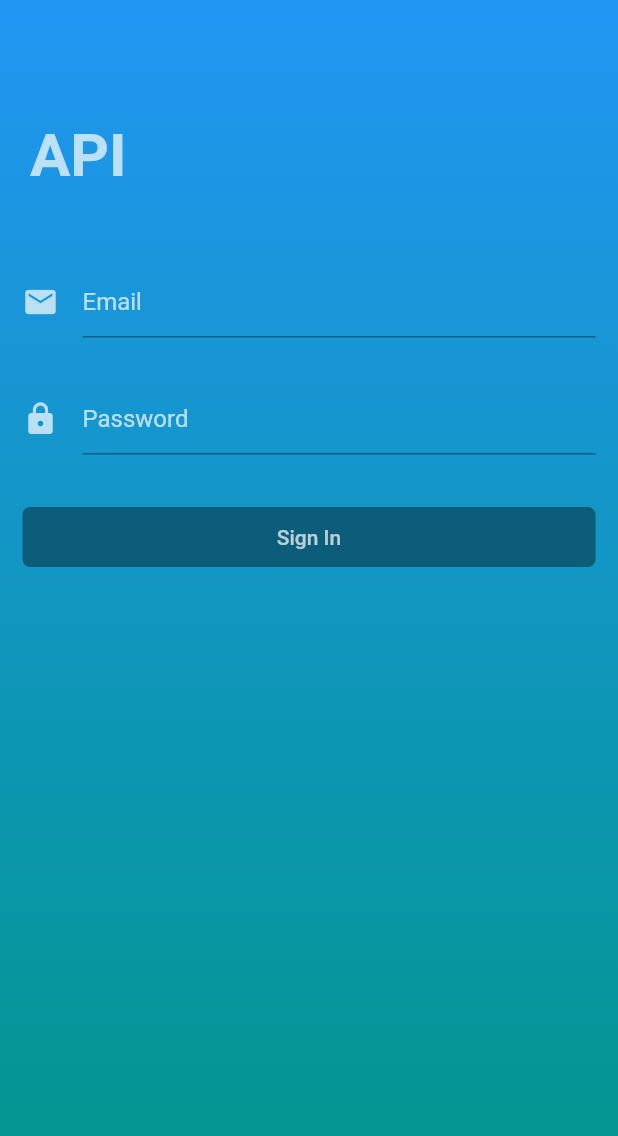
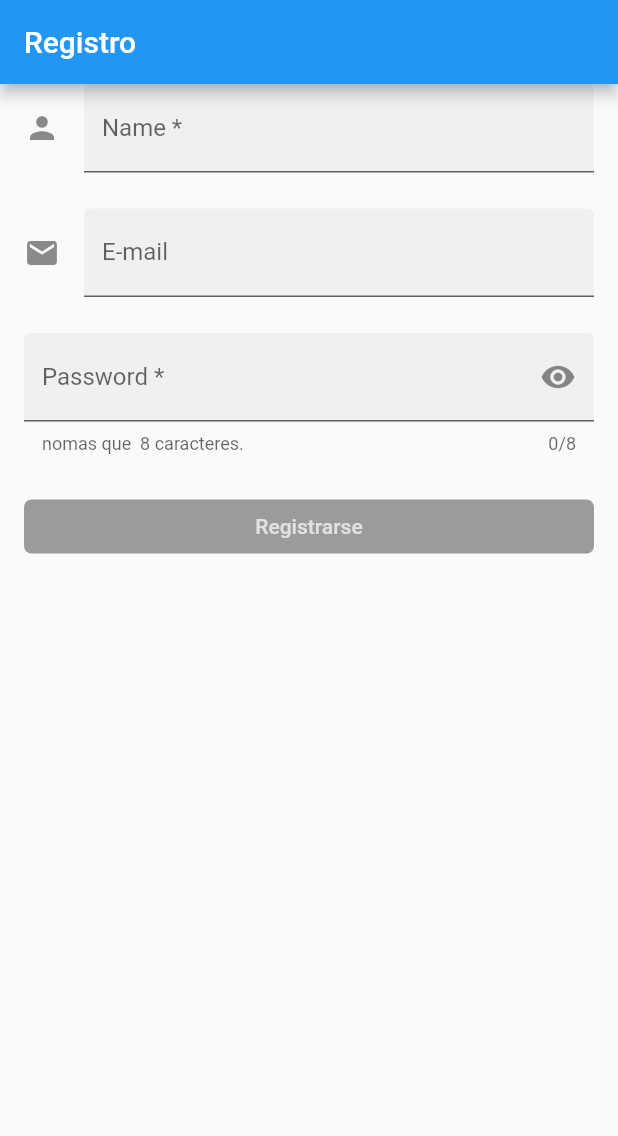
Before and after one commit to felixrp74/android-flutter, a Flutter app: the screen it shows after launch, on a phone screen of 412 x 824 dp. Shown: the top 1136 px of the screen. Run offline on Flutter 3.47's test engine with Material 2 defaults, Android fonts, the phone set to English and light mode, and no system bars; our stand-ins replace get, shared_preferences.

Commit message:
interfaz de registro usuario

```diff
--- a/lib/main.dart
+++ b/lib/main.dart
@@ -2,6 +2,7 @@ import 'package:android/controllers/http_service.dart';
 import 'package:android/pages/home_page.dart';
 import 'package:android/view/login.dart';
 import 'package:android/view/post_detail.dart';
+import 'package:android/view/register.dart';
 import 'package:flutter/material.dart';
 import 'package:get/route_manager.dart';
 import 'package:shared_preferences/shared_preferences.dart';
@@ -12,7 +13,8 @@ import 'models/post_model.dart';
 
 void main() {
   runApp(GetMaterialApp(
-    home: HomePage(),
+    // home: HomePage(),
+    home: Register(),
   ));
 }
 
--- a/lib/pages/home_page.dart
+++ b/lib/pages/home_page.dart
@@ -3,6 +3,7 @@
 import 'package:android/controllers/home_controller.dart';
 import 'package:android/pages/home_pages_widgets/home_list.dart';
 import 'package:android/view/login.dart';
+import 'package:android/view/register.dart';
 import 'package:flutter/material.dart';
 import 'package:get/get.dart';
 import 'package:shared_preferences/shared_preferences.dart';
@@ -57,6 +58,8 @@ class _HomePageState extends State<HomePage> {
           body: Center(
             child: Text("homa babosa"),
           )
+          // body: Register(),
+
         );
       },
 
--- /dev/null
+++ b/lib/view/register.dart
@@ -0,0 +1,223 @@
+
+import 'package:android/controllers/register_controller.dart';
+import 'package:flutter/material.dart';
+import 'package:get/get.dart';
+import 'package:flutter/services.dart';
+
+class Register extends StatefulWidget {
+ const Register({Key key}) : super(key: key);
+
+  @override
+  _RegisterState createState() => _RegisterState();
+}
+
+class _RegisterState extends State<Register> {
+final GlobalKey<FormFieldState<String>> _passwordFieldKey =
+      GlobalKey<FormFieldState<String>>();
+
+  String _name="";
+  String _email="";
+  String _password="";
+
+  final TextEditingController nameController = new TextEditingController();
+  final TextEditingController emailController = new TextEditingController();
+  final TextEditingController passwordController = new TextEditingController();
+
+  String _validateName(String value) {
+    if (value.isEmpty) return 'Nambre es requerido.';
+    final RegExp nameExp = RegExp(r'^[A-Za-z ]+$');
+    if (!nameExp.hasMatch(value)) {
+      return 'Por favor caracteres alfabeto.';
+    }
+    return null;
+  }
+
+  @override
+  Widget build(BuildContext context) {
+    return GetBuilder<RegisterController>(
+      init: RegisterController(),
+      builder: (_) {
+        return Scaffold(
+          appBar: AppBar( title: Text('Registro')),
+          body:
+                  Container(
+            child: SingleChildScrollView(
+              padding: const EdgeInsets.symmetric(horizontal: 16.0),
+              child: Column(
+                mainAxisAlignment: MainAxisAlignment.spaceEvenly,
+                crossAxisAlignment: CrossAxisAlignment.stretch,
+                children: <Widget>[
+                   // "name" form.
+                  TextFormField(
+                    controller: nameController,
+                    textCapitalization: TextCapitalization.words,
+                    decoration: const InputDecoration(
+                      border: UnderlineInputBorder(),
+                      filled: true,
+                      icon: Icon(Icons.person),
+                      hintText: 'Como te llamara la gente?',
+                      labelText: 'Name *',
+                    ),
+                    onSaved: (String value) {
+                      this._name = value;
+                      print('name=$_name');
+                    },
+                    validator: _validateName,
+                  ),
+                  const SizedBox(height: 24.0),
+                  // "Email" form.
+                  TextFormField(
+                    // mSecurityInputMethodService :
+                    controller: emailController,
+                    decoration: const InputDecoration(
+                      border: UnderlineInputBorder(),
+                      filled: true,
+                      icon: Icon(Icons.email),
+                      hintText: 'tu email',
+                      labelText: 'E-mail',
+                    ),
+                    keyboardType: TextInputType.emailAddress,
+                    onSaved: (String value) {
+                      this._email = value;
+                      print('email=$_email');
+                    },
+                  ),
+                  const SizedBox(height: 24.0),
+                  // "Password" form.
+                  PasswordField(
+                    // controller: passwordController,
+                    fieldKey: _passwordFieldKey,
+                    helperText: 'nomas que  8 caracteres.',
+                    labelText: 'Password *',
+                    onFieldSubmitted: (String value) {
+                      setState(() {
+                        this._password = value;
+                        // Update();
+                      });
+                    },
+                  ),
+                  const SizedBox(height: 24.0),
+                  RaisedButton(
+                    onPressed: nameController.text == "" || emailController.text == "" || this._password == "" ? null : () {
+                      _.registrar();
+                    },
+                    color: Colors.purple,
+                      child: Text("Registrarse", style: TextStyle(color: Colors.white70)),
+                      shape: RoundedRectangleBorder(borderRadius: BorderRadius.circular(5.0)),
+                  ),
+
+                  // Container(
+                  //   // width: MediaQuery.of(context).size.width,
+                  //   height: 40.0,
+                  //   // padding: EdgeInsets.symmetric(horizontal: 15.0),
+                  //   margin: EdgeInsets.only(top: 15.0),
+                  //   child: RaisedButton(
+                  //     onPressed: nameController.text == "" || emailController.text == "" || passwordController.text == "" ? null : () {
+                  //       // setState(() {
+                  //         // _isLoading = true;
+                  //       // });
+                  //       // _.registrar(emailController.text, passwordController.text);
+                  //       _.registrar( );
+                  //     },
+                  //     elevation: 0.0,
+                  //     color: Colors.purple,
+                  //     child: Text("Registrar", style: TextStyle(color: Colors.white70)),
+                  //     shape: RoundedRectangleBorder(borderRadius: BorderRadius.circular(5.0)),
+                  //   ),
+                  // ),
+
+                ]
+              )
+            ),
+          ),
+        );
+
+
+
+
+
+      }
+    );
+
+
+  }
+
+
+  // Container buttonSection() {
+  //   return Container(
+  //     width: MediaQuery.of(context).size.width,
+  //     height: 40.0,
+  //     padding: EdgeInsets.symmetric(horizontal: 15.0),
+  //     margin: EdgeInsets.only(top: 15.0),
+  //     child: RaisedButton(
+  //       onPressed: emailController.text == "" || passwordController.text == "" ? null : () {
+  //         // setState(() {
+  //           // _isLoading = true;
+  //         // });
+  //         // signIn(emailController.text, passwordController.text);
+  //       },
+  //       elevation: 0.0,
+  //       color: Colors.purple,
+  //       child: Text("Registrar", style: TextStyle(color: Colors.white70)),
+  //       shape: RoundedRectangleBorder(borderRadius: BorderRadius.circular(5.0)),
+  //     ),
+  //   );
+  // }
+
+
+}
+
+
+class PasswordField extends StatefulWidget {
+  const PasswordField({
+    this.fieldKey,
+    this.hintText,
+    this.labelText,
+    this.helperText,
+    this.onSaved,
+    this.validator,
+    this.onFieldSubmitted,
+  });
+
+  final Key fieldKey;
+  final String hintText;
+  final String labelText;
+  final String helperText;
+  final FormFieldSetter<String> onSaved;
+  final FormFieldValidator<String> validator;
+  final ValueChanged<String> onFieldSubmitted;
+
+  @override
+  _PasswordFieldState createState() => _PasswordFieldState();
+}
+
+class _PasswordFieldState extends State<PasswordField> {
+  bool _obscureText = true;
+
+  @override
+  Widget build(BuildContext context) {
+    return TextFormField(
+      key: widget.fieldKey,
+      obscureText: _obscureText,
+      maxLength: 8,
+      onSaved: widget.onSaved,
+      validator: widget.validator,
+      onFieldSubmitted: widget.onFieldSubmitted,
+      decoration: InputDecoration(
+        border: const UnderlineInputBorder(),
+        filled: true,
+        hintText: widget.hintText,
+        labelText: widget.labelText,
+        helperText: widget.helperText,
+        suffixIcon: GestureDetector(
+          onTap: () {
+            setState(() {
+              _obscureText = !_obscureText;
+            });
+          },
+          child: Icon(_obscureText ? Icons.visibility : Icons.visibility_off),
+        ),
+      ),
+    );
+  }
+}
```
Also changed, not shown: lib/controllers/register_controller.dart (+75 -41 lines), lib/view/login.dart (+22 -1 lines).
